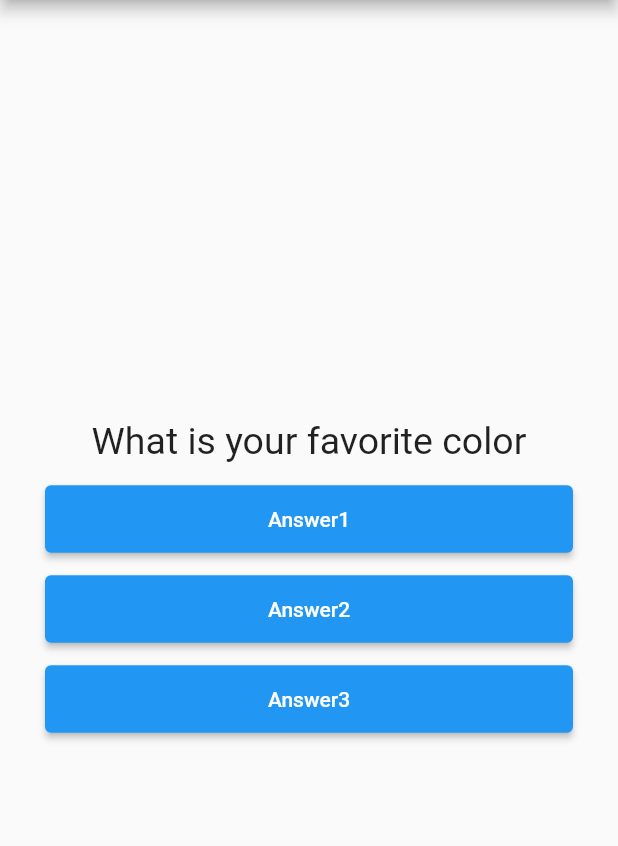
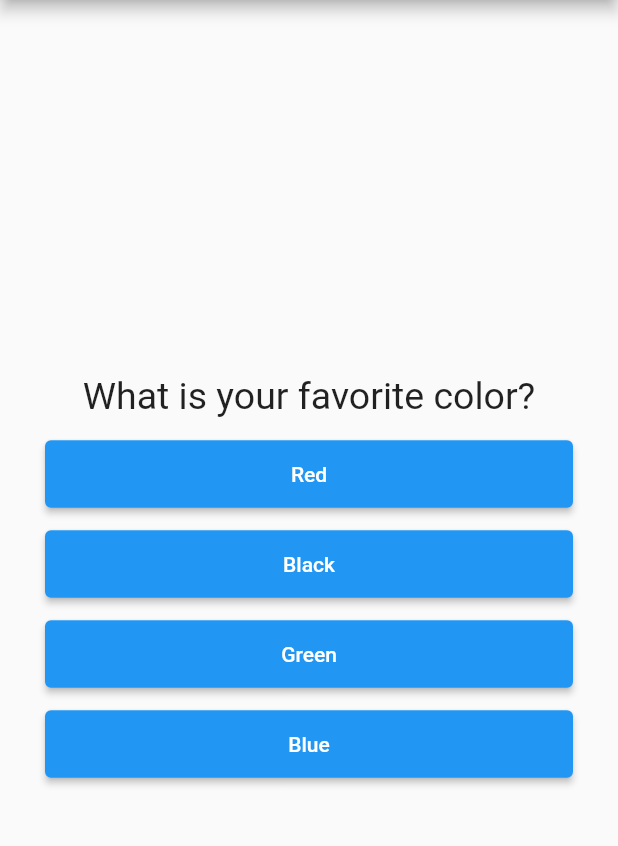
Before and after one commit to AndreyCesarVilacha/flutter-questios, a Flutter app: the screen it shows after launch, on a phone screen of 412 x 824 dp, the part 84-930 px from its top. Run offline on Flutter 3.47's test engine with Material 2 defaults, Android fonts, the phone set to English and light mode, and no system bars.

Commit message:
Making the QuestionBtn more dynamic.

```diff
--- a/lib/main.dart
+++ b/lib/main.dart
@@ -2,6 +2,12 @@
 import 'package:flutter/material.dart';
 import './question_text.dart';
 import './question_btn.dart';
+
+/*
+for (String textoResp in perguntas[_perguntaSelecionada].cast()['respostas']) {
+      respostas.add(Resposta(textoResp, _responder));
+    }
+*/
 
 //The main point of app
 main() {
@@ -32,12 +38,37 @@
   @override
   Widget build(BuildContext context) {
     //List to hava all the questions
-    List<String> questions = [
-      'What is your favorite color',
-      'What is your favorite animal',
-      'What is your favorite pop star',
-      'What is your favorite Browser',
+    List<Map<String, dynamic>> questions = [
+      {
+        'question': 'What is your favorite color?',
+        'answers': ['Red', 'Black', 'Green', 'Blue'],
+      },
+      {
+        'question': 'What is your favorite animal?',
+        'answers': ['Dog', 'Cat', 'Racoon', 'Bird'],
+      },
+      {
+        'question': 'What is your favorite pop star?',
+        'answers': ['Shakira', 'Lady Gaga', 'Beyonce', 'Madonna'],
+      },
+      {
+        'question': 'What is your favorite Browser?',
+        'answers': ['Internet Explore', 'Googlo Chrome', 'Firefox', 'Safari'],
+      },
+      {
+        'question': 'What is your favorite dessert/candy?',
+        'answers': ['Cake', 'Lollipop', 'Ice cream', 'Safari'],
+      },
     ];
+
+    //Creating a list for the widget QuestionBtn
+    List<Widget> answers = [];
+
+    //Catching every answers from every questions
+    for (String textAnswers in questions[_selectedQuestion].cast()['answers']) {
+      //Adding the Widget QuestionBtn with every answer on the list answers
+      answers.add(QuestionBtn(textAnswers, _answered));
+    }
 
     //Every widget which will not change need to use the key word "const"
     return MaterialApp(
@@ -56,10 +87,11 @@
             children: [
               Column(
                 children: [
-                  QuestionText(questions.elementAt(_selectedQuestion)),
-                  QuestionBtn("Answer1", _answered),
-                  QuestionBtn("Answer2", _answered),
-                  QuestionBtn("Answer3", _answered),
+                  QuestionText(questions
+                      .elementAt(_selectedQuestion)['question']
+                      .toString()),
+                  //using spread operator
+                  ...answers,
                 ],
               )
             ],
```
